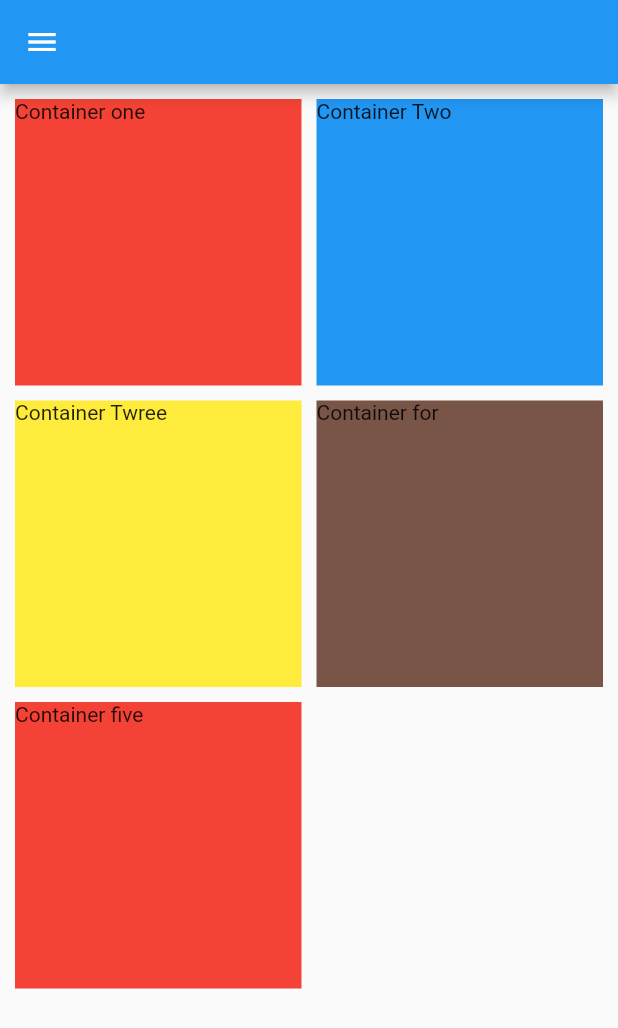
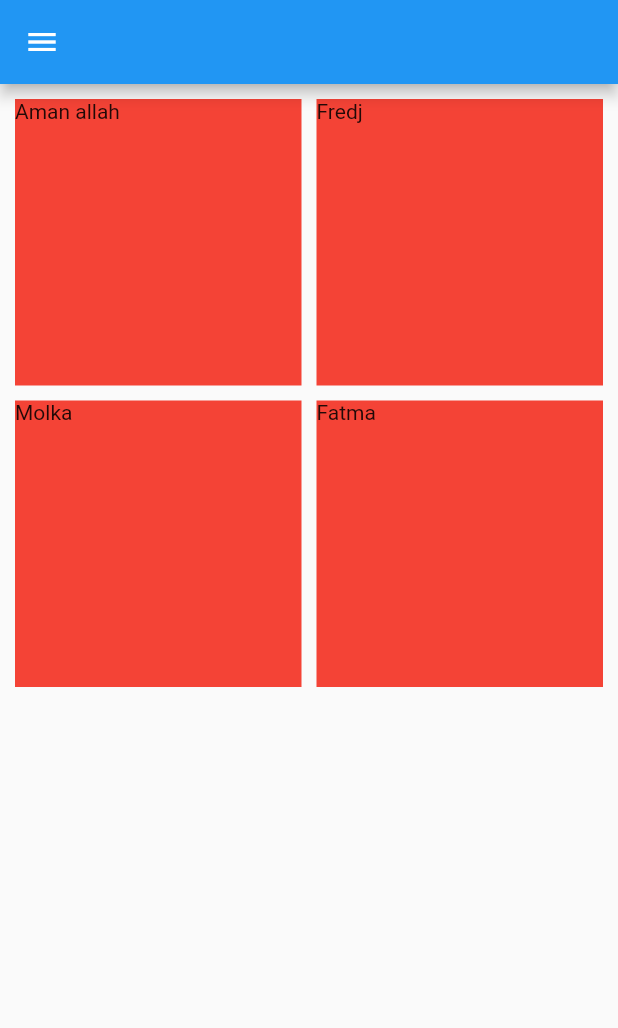
Before and after one commit to fredj789/PageView, a Flutter app: the screen it shows after launch, on a phone screen of 412 x 824 dp. Shown: the top 1028 px of the screen. Run offline on Flutter 3.47's test engine with Material 2 defaults, Android fonts, the phone set to English and light mode, and no system bars.

Commit message:
Programming  Code flutter

```diff
--- a/lib/tuto.dart
+++ b/lib/tuto.dart
@@ -10,6 +10,7 @@ class MyTest extends StatefulWidget {
 class _MyTestState extends State<MyTest> {
   @override
   Widget build(BuildContext context) {
+    List user = ["Aman allah", "Fredj ", "Molka", "Fatma"];
     return Scaffold(
         appBar: AppBar(),
         drawer: Drawer(),
@@ -18,47 +19,15 @@ class _MyTestState extends State<MyTest> {
             child: GridView(
               gridDelegate: SliverGridDelegateWithFixedCrossAxisCount(
                   crossAxisCount: 2, mainAxisSpacing: 10, crossAxisSpacing: 10),
-              children: [
-                Container(
-                  child: Text("Container one "),
-                  height: 200,
+              children: List.generate(user.length, (index) {
+                // LE NOMBRE DE CONTAINNER
+                return Container(
+                  child: Text("${user[index]}"),
                   color: Colors.red,
-                ),
-                Container(
-                  child: Text("Container Two "),
-                  height: 200,
-                  color: Colors.blue,
-                ),
-                Container(
-                  child: Text("Container Twree "),
-                  height: 200,
-                  color: Colors.yellow,
-                ),
-                Container(
-                  child: Text("Container for "),
-                  height: 200,
-                  color: Colors.brown,
-                ),
-                Container(
-                  child: Text("Container five "),
-                  height: 200,
-                  color: Colors.red,
-                ),
-              ],
+                  height: 100,
+                );
+              }),
             )));
   }
 }
-//scrollDirection: Axis.vertical,
-//padding: EdgeInsets.all(10),
-//reverse: false, //reverser l 'ordre  si true
-//physics: BouncingScrollPhysics(), // scrol  elle bombe
-//children: [
-//ext("Wael"),
-
-//Exemple1: on va ajouter
-//Container(
-//height: 200, //tres important
-// child: ListView(
-//physics: NeverScrollableScrollPhysics(), //tres important
-//children: [],
-//),
+//Liste Generate ==> Loop LIKE WHILE FOR DO  WHILE
```
